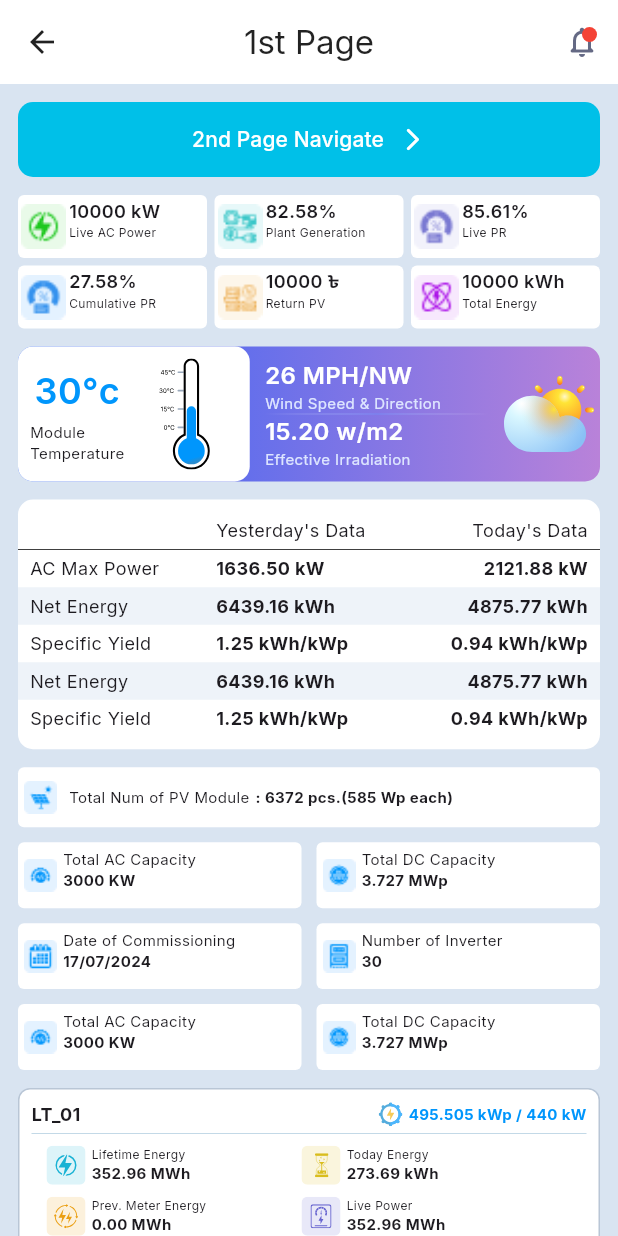
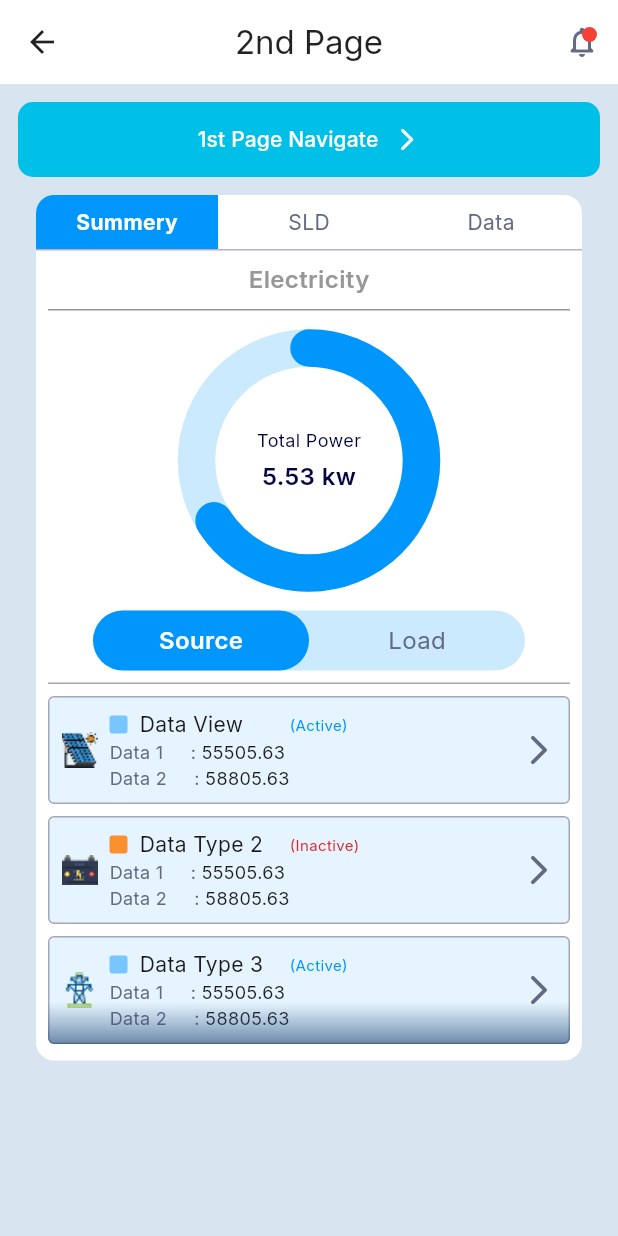
Before and after one commit to Maksaline/SCube-Recruitment-Task, a Flutter app: the FirstScreen screen opened directly, after a tap on "2nd Page Navigate", on a phone screen of 412 x 824 dp. Run offline on Flutter 3.47's test engine with Material 3 defaults, Android fonts, the phone set to English and light mode, and no system bars; our stand-ins replace flutter_svg, google_fonts.

Commit message:
2nd page almost complete...

```diff
--- a/lib/data/option_list.dart
+++ b/lib/data/option_list.dart
@@ -1,4 +1,7 @@
+import 'dart:ui';
+
 import 'package:scube_task/models/option_model.dart';
+import 'package:scube_task/models/source_model.dart';
 
 import '../models/stats_model.dart';
 
@@ -95,3 +98,30 @@ final List<Option> powers = [
     description: '3.727 MWp',
   ),
 ];
+
+final List<Source> sources = [
+  Source(
+    image: 'assets/source1.png',
+    color: Color(0xFF78C6FF),
+    title: 'Data View',
+    active: true,
+  ),
+  Source(
+    image: 'assets/source2.png',
+    color: Color(0xFFFB902E),
+    title: 'Data Type 2',
+    active: false,
+  ),
+  Source(
+    image: 'assets/source3.png',
+    color: Color(0xFF78C6FF),
+    title: 'Data Type 3',
+    active: true,
+  ),
+  Source(
+    image: 'assets/source1.png',
+    color: Color(0xFF78C6FF),
+    title: 'Total Solar',
+    active: true,
+  ),
+];
--- /dev/null
+++ b/lib/models/source_model.dart
@@ -0,0 +1,15 @@
+import 'dart:ui';
+
+class Source {
+  final String image;
+  final Color color;
+  final String title;
+  final bool active;
+
+  Source({
+    required this.image,
+    required this.color,
+    required this.title,
+    required this.active,
+  });
+}
--- a/lib/screens/first_screen.dart
+++ b/lib/screens/first_screen.dart
@@ -3,6 +3,7 @@ import 'package:flutter_svg/flutter_svg.dart';
 import 'package:scube_task/data/option_list.dart';
 import 'package:scube_task/data/temperature_data.dart';
 import 'package:scube_task/models/option_model.dart';
+import 'package:scube_task/screens/second_screen.dart';
 
 class FirstScreen extends StatefulWidget {
   const FirstScreen({super.key});
@@ -59,7 +60,12 @@ class _FirstScreenState extends State<FirstScreen> {
           child: Column(
             children: [
               ElevatedButton(
-                onPressed: () {},
+                onPressed: () {
+                  Navigator.push(
+                    context,
+                    MaterialPageRoute(builder: (context) => SecondScreen()),
+                  );
+                },
                   style: ElevatedButton.styleFrom(
                       backgroundColor: Color(0xFF00C0E8),
                       foregroundColor: Colors.white,
--- /dev/null
+++ b/lib/screens/second_screen.dart
@@ -0,0 +1,429 @@
+import 'package:flutter/material.dart';
+
+import '../data/option_list.dart';
+
+class SecondScreen extends StatefulWidget {
+  const SecondScreen({super.key});
+
+  @override
+  State<SecondScreen> createState() => _SecondScreenState();
+}
+
+class _SecondScreenState extends State<SecondScreen> {
+  final List<String> tabs = ['Summery', 'SLD', 'Data'];
+  final List<String> data = ['Source', 'Load'];
+  int tabIndex = 0;
+  int dataIndex = 0;
+  @override
+  Widget build(BuildContext context) {
+    return Scaffold(
+      appBar: AppBar(
+        title: Text('2nd Page'),
+        actions: [
+          Stack(
+            children: [
+              IconButton(
+                onPressed: () {},
+                icon: Icon(Icons.notifications_none_rounded, color: Color(0xFF646984),),
+              ),
+              Positioned(
+                  top: 14,
+                  right: 14,
+                  child: Container(
+                      width: 10,
+                      height: 10,
+                      decoration: BoxDecoration(
+                          shape: BoxShape.circle,
+                          color: Colors.red
+                      )
+                  )
+              )
+            ],
+          )
+        ],
+      ),
+      backgroundColor: Color(0xFFD9E4F1),
+      body: SingleChildScrollView(
+        child: Padding(
+          padding: EdgeInsets.all(12),
+          child: Column(
+            children: [
+              ElevatedButton(
+                  onPressed: () {
+                    Navigator.pop(context);
+                  },
+                  style: ElevatedButton.styleFrom(
+                      backgroundColor: Color(0xFF00C0E8),
+                      foregroundColor: Colors.white,
+                      shape: RoundedRectangleBorder(
+                        borderRadius: BorderRadius.circular(10),
+                      ),
+                      minimumSize: Size(double.infinity, 50)
+                  ),
+                  child: Row(
+                    mainAxisAlignment: MainAxisAlignment.center,
+                    children: [
+                      Text('1st Page Navigate'),
+                      SizedBox(width: 10,),
+                      Icon(Icons.arrow_forward_ios_rounded, color: Colors.white,)
+                    ],
+                  )
+              ),
+              SizedBox(height: 12,),
+              buildMainContainer(context)
+            ],
+          ),
+        ),
+      ),
+    );
+  }
+
+  Container buildMainContainer(BuildContext context) {
+    return Container(
+      width: double.infinity,
+      decoration: BoxDecoration(
+        color: Colors.white,
+        borderRadius: BorderRadius.circular(12),
+      ),
+      margin: EdgeInsets.symmetric(horizontal: 12),
+      child: Column(
+        children: [
+          Row(
+            children:
+            tabs
+                .map(
+                  (tab) => Expanded(
+                child: InkWell(
+                  onTap: () {
+                    setState(() {
+                      tabIndex = tabs.indexOf(tab);
+                    });
+                  },
+                  child: Container(
+                    decoration: BoxDecoration(
+                      color:
+                      tabIndex == tabs.indexOf(tab)
+                          ? Theme.of(context).colorScheme.primary
+                          : Colors.transparent,
+                      borderRadius: BorderRadius.only(
+                        topLeft:
+                        tabIndex == 0
+                            ? Radius.circular(12)
+                            : Radius.circular(0),
+                        topRight:
+                        tabIndex == 2
+                            ? Radius.circular(12)
+                            : Radius.circular(0),
+                      ),
+                    ),
+                    padding: EdgeInsets.symmetric(vertical: 8),
+                    child: Center(
+                      child: Text(
+                        tab,
+                        style: TextStyle(
+                          color:
+                          tabIndex == tabs.indexOf(tab)
+                              ? Colors.white
+                              : Color(0xFF646984),
+                          fontWeight:
+                          tabIndex == tabs.indexOf(tab)
+                              ? FontWeight.bold
+                              : FontWeight.normal,
+                          fontSize: 14,
+                        ),
+                      ),
+                    ),
+                  ),
+                ),
+              ),
+            )
+                .toList(),
+          ),
+          Container(height: 1, width: double.infinity, color: Color(0xFFB6B0D0)),
+          Padding(
+            padding: EdgeInsets.all(8.0),
+            child: Column(
+              children: [
+                Text(
+                  'Electricity',
+                  style: TextStyle(
+                    fontSize: 16,
+                    fontWeight: FontWeight.w600,
+                    color: Color(0xFF979797),
+                  ),
+                ),
+                SizedBox(height: 8),
+                Container(
+                  height: 1,
+                  width: double.infinity,
+                  color: Color(0xFF979797),
+                ),
+                SizedBox(height: 25),
+                Stack(
+                  children: [
+                    SizedBox(
+                      height: 150,
+                      width: 150,
+                      child: CircularProgressIndicator(
+                        value: 0.66,
+                        strokeWidth: 25,
+                        valueColor: AlwaysStoppedAnimation<Color>(
+                          Theme.of(context).colorScheme.primary,
+                        ),
+                        backgroundColor: Theme.of(
+                          context,
+                        ).colorScheme.primary.withAlpha(51),
+                        strokeCap: StrokeCap.round,
+                      ),
+                    ),
+                    SizedBox(
+                      height: 150,
+                      width: 150,
+                      child: Column(
+                        mainAxisAlignment: MainAxisAlignment.center,
+                        crossAxisAlignment: CrossAxisAlignment.center,
+                        children: [
+                          Text(
+                            'Total Power',
+                            style: TextStyle(
+                              fontSize: 12,
+                              fontWeight: FontWeight.w400,
+                              color: Color(0xFF04063E),
+                            ),
+                          ),
+                          SizedBox(height: 4),
+                          Text(
+                            '5.53 kw',
+                            style: TextStyle(
+                              fontSize: 16,
+                              fontWeight: FontWeight.w600,
+                              color: Color(0xFF04063E),
+                            ),
+                          ),
+                        ],
+                      ),
+                    ),
+                  ],
+                ),
+                SizedBox(height: 25),
+                Container(
+                  height: 40,
+                  margin: EdgeInsets.symmetric(horizontal: 30),
+                  decoration: BoxDecoration(
+                    color: Theme.of(context).colorScheme.primary.withAlpha(51),
+                    borderRadius: BorderRadius.circular(20),
+                  ),
+                  child: Row(
+                    children:
+                    data
+                        .map(
+                          (item) => Expanded(
+                        child: InkWell(
+                          onTap: () {
+                            setState(() {
+                              dataIndex = data.indexOf(item);
+                            });
+                          },
+                          child: Container(
+                            decoration:
+                            dataIndex == data.indexOf(item)
+                                ? BoxDecoration(
+                              color:
+                              Theme.of(
+                                context,
+                              ).colorScheme.primary,
+                              borderRadius: BorderRadius.all(
+                                Radius.circular(20),
+                              ),
+                            )
+                                : null,
+                            padding: EdgeInsets.symmetric(vertical: 8),
+                            child: Center(
+                              child: Text(
+                                item,
+                                style: TextStyle(
+                                  color:
+                                  dataIndex == data.indexOf(item)
+                                      ? Colors.white
+                                      : Color(0xFF646984),
+                                  fontWeight:
+                                  dataIndex == data.indexOf(item)
+                                      ? FontWeight.w600
+                                      : FontWeight.normal,
+                                  fontSize: 16,
+                                ),
+                              ),
+                            ),
+                          ),
+                        ),
+                      ),
+                    )
+                        .toList(),
+                  ),
+                ),
+                SizedBox(height: 8),
+                Container(
+                  height: 1,
+                  width: double.infinity,
+                  color: Color(0xFFA5A7B9),
+                ),
+                SizedBox(height: 8),
+                SizedBox(
+                  height: 235,
+                  child: Stack(
+                    children: [
+                      buildSourceListView(),
+                      Positioned(
+                        bottom: 3,
+                        right: 0,
+                        child: Container(
+                          height: 28,
+                          width: MediaQuery.of(context).size.width - 64,
+                          decoration: BoxDecoration(
+                            gradient: LinearGradient(
+                              begin: Alignment.bottomCenter,
+                              end: Alignment.topCenter,
+                              colors: [Color(0x9919416E), Color(0x002F548C)],
+                            ),
+                            borderRadius: BorderRadius.only(
+                              bottomLeft: Radius.circular(4),
+                              bottomRight: Radius.circular(4),
+                            ),
+                          ),
+                        ),
+                      ),
+                    ],
+                  ),
+                ),
+              ],
+            ),
+          ),
+        ],
+      ),
+    );
+  }
+
+  ListView buildSourceListView() {
+    return ListView.builder(
+      shrinkWrap: false,
+      physics: const AlwaysScrollableScrollPhysics(),
+      itemCount: sources.length,
+      itemBuilder: (context, index) {
+        return Container(
+          padding: EdgeInsets.all(8),
+          margin: EdgeInsets.only(bottom: index != sources.length - 1 ? 8 : 2),
+          decoration: BoxDecoration(
+            color:
+            index != sources.length - 1
+                ? Color(0xFFE5F4FE)
+                : Color(0xFFF0F1FF),
+            borderRadius: BorderRadius.circular(4),
+            border: Border.all(width: 1, color: Color(0xFFA5A7B9)),
+          ),
+          child: Row(
+            mainAxisAlignment: MainAxisAlignment.start,
+            crossAxisAlignment: CrossAxisAlignment.center,
+            children: [
+              Image.asset(
+                sources[index].image,
+                width: 24,
+                height: 24,
+                fit: BoxFit.contain,
+              ),
+              SizedBox(width: 8),
+              Column(
+                crossAxisAlignment: CrossAxisAlignment.start,
+                children: [
+                  Row(
+                    children: [
+                      Container(
+                        width: 12,
+                        height: 12,
+                        decoration: BoxDecoration(
+                          color: sources[index].color,
+                          borderRadius: BorderRadius.circular(2),
+                        ),
+                      ),
+                      Padding(
+                        padding: const EdgeInsets.only(left: 8.0),
+                        child: SizedBox(
+                          width: 100,
+                          child: Text(
+                            sources[index].title,
+                            style: TextStyle(
+                              fontSize: 14,
+                              fontWeight: FontWeight.normal,
+                            ),
+                          ),
+                        ),
+                      ),
+                      Text(
+                        sources[index].active ? '(Active)' : '(Inactive)',
+                        style: TextStyle(
+                          fontSize: 10,
+                          fontWeight: FontWeight.normal,
+                          color:
+                          sources[index].active
+                              ? Theme.of(context).colorScheme.primary
+                              : Color(0xFFDF2222),
+                        ),
+                      ),
+                    ],
+                  ),
+                  Row(
+                    children: [
+                      Text(
+                        index != sources.length - 1
+                            ? 'Data 1     : '
+                            : 'Live Power     : ',
+                        style: TextStyle(
+                          fontSize: 12,
+                          fontWeight: FontWeight.normal,
+                          color: Color(0xFF646984),
+                        ),
+                      ),
+                      Text(
+                        index != sources.length - 1 ? '55505.63' : '55505.63 kW',
+                        style: TextStyle(
+                          fontSize: 12,
+                          fontWeight: FontWeight.normal,
+                        ),
+                      ),
+                    ],
+                  ),
+                  Row(
+                    children: [
+                      Text(
+                        index != sources.length - 1
+                            ? 'Data 2     : '
+                            : 'Today Energy : ',
+                        style: TextStyle(
+                          fontSize: 12,
+                          fontWeight: FontWeight.normal,
+                          color: Color(0xFF646984),
+                        ),
+                      ),
+                      Text(
+                        index != sources.length - 1 ? '58805.63' : '58805.63 kWh',
+                        style: TextStyle(
+                          fontSize: 12,
+                          fontWeight: FontWeight.normal,
+                        ),
+                      ),
+                    ],
+                  ),
+                ],
+              ),
+              Spacer(),
+              Icon(
+                Icons.arrow_forward_ios_rounded,
+                size: 24,
+                color: Color(0xFF646984),
+              ),
+            ],
+          ),
+        );
+      },
+    );
+  }
+}
```
Also changed, not shown: assets/source1.png (added), assets/source2.png (added), assets/source3.png (added).
